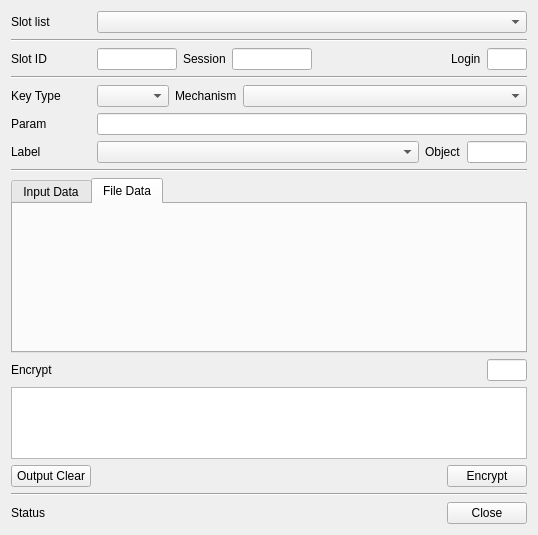
Qt form CryptokiMan/encrypt_dlg.ui (jykim74/CryptokiMan) before a commit.
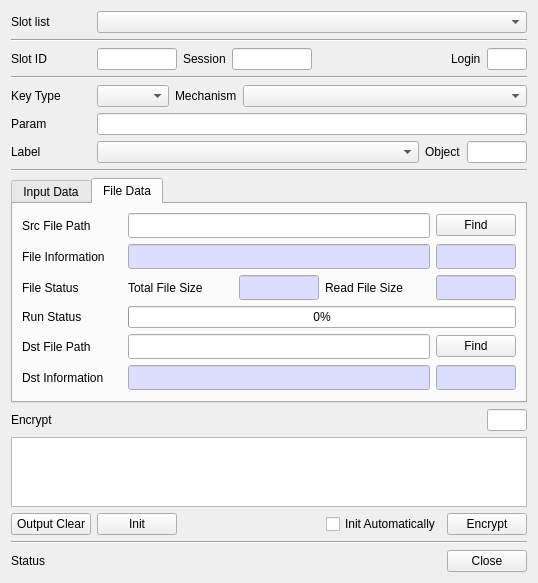
The same form after that commit. The open tabs and pages were chosen to show the change.

```diff
--- a/CryptokiMan/encrypt_dlg.ui
+++ b/CryptokiMan/encrypt_dlg.ui
@@ -7,7 +7,7 @@
     <x>0</x>
     <y>0</y>
     <width>538</width>
-    <height>535</height>
+    <height>573</height>
    </rect>
   </property>
   <property name="windowTitle">
@@ -328,13 +328,6 @@
          <property name="topMargin">
           <number>0</number>
          </property>
-         <item row="0" column="0">
-          <widget class="QPushButton" name="mInitBtn">
-           <property name="text">
-            <string>Init</string>
-           </property>
-          </widget>
-         </item>
          <item row="0" column="2">
           <widget class="QPushButton" name="mFinalBtn">
            <property name="text">
@@ -377,6 +370,565 @@
       <attribute name="title">
        <string>File Data</string>
       </attribute>
+      <layout class="QVBoxLayout" name="verticalLayout_3">
+       <item>
+        <layout class="QGridLayout" name="gridLayout_9">
+         <item row="0" column="0">
+          <widget class="QLabel" name="label_12">
+           <property name="minimumSize">
+            <size>
+             <width>100</width>
+             <height>0</height>
+            </size>
+           </property>
+           <property name="maximumSize">
+            <size>
+             <width>100</width>
+             <height>16777215</height>
+            </size>
+           </property>
+           <property name="text">
+            <string>Src File Path</string>
+           </property>
+          </widget>
+         </item>
+         <item row="0" column="1">
+          <widget class="QLineEdit" name="mSrcFileText">
+           <property name="font">
+            <font>
+             <family>굴림체</family>
+            </font>
+           </property>
+          </widget>
+         </item>
+         <item row="0" column="2">
+          <widget class="QPushButton" name="mFindSrcFileBtn">
+           <property name="minimumSize">
+            <size>
+             <width>80</width>
+             <height>0</height>
+            </size>
+           </property>
+           <property name="maximumSize">
+            <size>
+             <width>80</width>
+             <height>16777215</height>
+            </size>
+           </property>
+           <property name="text">
+            <string>Find</string>
+           </property>
+          </widget>
+         </item>
+        </layout>
+       </item>
+       <item>
+        <layout class="QGridLayout" name="gridLayout_10">
+         <item row="0" column="0">
+          <widget class="QLabel" name="label_13">
+           <property name="minimumSize">
+            <size>
+             <width>100</width>
+             <height>0</height>
+            </size>
+           </property>
+           <property name="maximumSize">
+            <size>
+             <width>100</width>
+             <height>16777215</height>
+            </size>
+           </property>
+           <property name="text">
+            <string>File Information</string>
+           </property>
+          </widget>
+         </item>
+         <item row="0" column="1">
+          <widget class="QLineEdit" name="mSrcFileInfoText">
+           <property name="palette">
+            <palette>
+             <active>
+              <colorrole role="Base">
+               <brush brushstyle="SolidPattern">
+                <color alpha="255">
+                 <red>221</red>
+                 <green>221</green>
+                 <blue>255</blue>
+                </color>
+               </brush>
+              </colorrole>
+             </active>
+             <inactive>
+              <colorrole role="Base">
+               <brush brushstyle="SolidPattern">
+                <color alpha="255">
+                 <red>221</red>
+                 <green>221</green>
+                 <blue>255</blue>
+                </color>
+               </brush>
+              </colorrole>
+             </inactive>
+             <disabled>
+              <colorrole role="Base">
+               <brush brushstyle="SolidPattern">
+                <color alpha="255">
+                 <red>240</red>
+                 <green>240</green>
+                 <blue>240</blue>
+                </color>
+               </brush>
+              </colorrole>
+             </disabled>
+            </palette>
+           </property>
+           <property name="font">
+            <font>
+             <family>굴림체</family>
+            </font>
+           </property>
+           <property name="readOnly">
+            <bool>true</bool>
+           </property>
+          </widget>
+         </item>
+         <item row="0" column="2">
+          <widget class="QLineEdit" name="mSrcFileSizeText">
+           <property name="minimumSize">
+            <size>
+             <width>80</width>
+             <height>0</height>
+            </size>
+           </property>
+           <property name="maximumSize">
+            <size>
+             <width>80</width>
+             <height>16777215</height>
+            </size>
+           </property>
+           <property name="palette">
+            <palette>
+             <active>
+              <colorrole role="Base">
+               <brush brushstyle="SolidPattern">
+                <color alpha="255">
+                 <red>221</red>
+                 <green>221</green>
+                 <blue>255</blue>
+                </color>
+               </brush>
+              </colorrole>
+             </active>
+             <inactive>
+              <colorrole role="Base">
+               <brush brushstyle="SolidPattern">
+                <color alpha="255">
+                 <red>221</red>
+                 <green>221</green>
+                 <blue>255</blue>
+                </color>
+               </brush>
+              </colorrole>
+             </inactive>
+             <disabled>
+              <colorrole role="Base">
+               <brush brushstyle="SolidPattern">
+                <color alpha="255">
+                 <red>240</red>
+                 <green>240</green>
+                 <blue>240</blue>
+                </color>
+               </brush>
+              </colorrole>
+             </disabled>
+            </palette>
+           </property>
+           <property name="font">
+            <font>
+             <family>굴림체</family>
+            </font>
+           </property>
+           <property name="readOnly">
+            <bool>true</bool>
+           </property>
+          </widget>
+         </item>
+        </layout>
+       </item>
+       <item>
+        <layout class="QGridLayout" name="gridLayout_11">
+         <item row="0" column="2">
+          <widget class="QLineEdit" name="mFileTotalSizeText">
+           <property name="minimumSize">
+            <size>
+             <width>80</width>
+             <height>0</height>
+            </size>
+           </property>
+           <property name="maximumSize">
+            <size>
+             <width>80</width>
+             <height>16777215</height>
+            </size>
+           </property>
+           <property name="palette">
+            <palette>
+             <active>
+              <colorrole role="Base">
+               <brush brushstyle="SolidPattern">
+                <color alpha="255">
+                 <red>221</red>
+                 <green>221</green>
+                 <blue>255</blue>
+                </color>
+               </brush>
+              </colorrole>
+             </active>
+             <inactive>
+              <colorrole role="Base">
+               <brush brushstyle="SolidPattern">
+                <color alpha="255">
+                 <red>221</red>
+                 <green>221</green>
+                 <blue>255</blue>
+                </color>
+               </brush>
+              </colorrole>
+             </inactive>
+             <disabled>
+              <colorrole role="Base">
+               <brush brushstyle="SolidPattern">
+                <color alpha="255">
+                 <red>240</red>
+                 <green>240</green>
+                 <blue>240</blue>
+                </color>
+               </brush>
+              </colorrole>
+             </disabled>
+            </palette>
+           </property>
+           <property name="font">
+            <font>
+             <family>굴림체</family>
+            </font>
+           </property>
+           <property name="readOnly">
+            <bool>true</bool>
+           </property>
+          </widget>
+         </item>
+         <item row="0" column="1">
+          <widget class="QLabel" name="label_18">
+           <property name="text">
+            <string>Total File Size</string>
+           </property>
+          </widget>
+         </item>
+         <item row="0" column="0">
+          <widget class="QLabel" name="label_14">
+           <property name="minimumSize">
+            <size>
+             <width>100</width>
+             <height>0</height>
+            </size>
+           </property>
+           <property name="maximumSize">
+            <size>
+             <width>100</width>
+             <height>16777215</height>
+            </size>
+           </property>
+           <property name="text">
+            <string>File Status</string>
+           </property>
+          </widget>
+         </item>
+         <item row="0" column="3">
+          <widget class="QLabel" name="label_19">
+           <property name="text">
+            <string>Read File Size</string>
+           </property>
+          </widget>
+         </item>
+         <item row="0" column="4">
+          <widget class="QLineEdit" name="mFileReadSizeText">
+           <property name="minimumSize">
+            <size>
+             <width>80</width>
+             <height>0</height>
+            </size>
+           </property>
+           <property name="maximumSize">
+            <size>
+             <width>80</width>
+             <height>16777215</height>
+            </size>
+           </property>
+           <property name="palette">
+            <palette>
+             <active>
+              <colorrole role="Base">
+               <brush brushstyle="SolidPattern">
+                <color alpha="255">
+                 <red>221</red>
+                 <green>221</green>
+                 <blue>255</blue>
+                </color>
+               </brush>
+              </colorrole>
+             </active>
+             <inactive>
+              <colorrole role="Base">
+               <brush brushstyle="SolidPattern">
+                <color alpha="255">
+                 <red>221</red>
+                 <green>221</green>
+                 <blue>255</blue>
+                </color>
+               </brush>
+              </colorrole>
+             </inactive>
+             <disabled>
+              <colorrole role="Base">
+               <brush brushstyle="SolidPattern">
+                <color alpha="255">
+                 <red>240</red>
+                 <green>240</green>
+                 <blue>240</blue>
+                </color>
+               </brush>
+              </colorrole>
+             </disabled>
+            </palette>
+           </property>
+           <property name="font">
+            <font>
+             <family>굴림체</family>
+            </font>
+           </property>
+           <property name="readOnly">
+            <bool>true</bool>
+           </property>
+          </widget>
+         </item>
+        </layout>
+       </item>
+       <item>
+        <layout class="QGridLayout" name="gridLayout_12">
+         <item row="0" column="0">
+          <widget class="QLabel" name="label_15">
+           <property name="minimumSize">
+            <size>
+             <width>100</width>
+             <height>0</height>
+            </size>
+           </property>
+           <property name="maximumSize">
+            <size>
+             <width>100</width>
+             <height>16777215</height>
+            </size>
+           </property>
+           <property name="text">
+            <string>Run Status</string>
+           </property>
+          </widget>
+         </item>
+         <item row="0" column="1">
+          <widget class="QProgressBar" name="mEncProgBar">
+           <property name="value">
+            <number>0</number>
+           </property>
+          </widget>
+         </item>
+        </layout>
+       </item>
+       <item>
+        <layout class="QGridLayout" name="gridLayout_13">
+         <item row="0" column="0">
+          <widget class="QLabel" name="label_16">
+           <property name="minimumSize">
+            <size>
+             <width>100</width>
+             <height>0</height>
+            </size>
+           </property>
+           <property name="maximumSize">
+            <size>
+             <width>100</width>
+             <height>16777215</height>
+            </size>
+           </property>
+           <property name="text">
+            <string>Dst File Path</string>
+           </property>
+          </widget>
+         </item>
+         <item row="0" column="1">
+          <widget class="QLineEdit" name="mDstFileText">
+           <property name="font">
+            <font>
+             <family>굴림체</family>
+            </font>
+           </property>
+          </widget>
+         </item>
+         <item row="0" column="2">
+          <widget class="QPushButton" name="mFindDstFileBtn">
+           <property name="minimumSize">
+            <size>
+             <width>80</width>
+             <height>0</height>
+            </size>
+           </property>
+           <property name="maximumSize">
+            <size>
+             <width>80</width>
+             <height>16777215</height>
+            </size>
+           </property>
+           <property name="text">
+            <string>Find</string>
+           </property>
+          </widget>
+         </item>
+        </layout>
+       </item>
+       <item>
+        <layout class="QGridLayout" name="gridLayout_14">
+         <item row="0" column="0">
+          <widget class="QLabel" name="label_17">
+           <property name="minimumSize">
+            <size>
+             <width>100</width>
+             <height>0</height>
+            </size>
+           </property>
+           <property name="maximumSize">
+            <size>
+             <width>100</width>
+             <height>16777215</height>
+            </size>
+           </property>
+           <property name="text">
+            <string>Dst Information</string>
+           </property>
+          </widget>
+         </item>
+         <item row="0" column="1">
+          <widget class="QLineEdit" name="mDstFileInfoText">
+           <property name="palette">
+            <palette>
+             <active>
+              <colorrole role="Base">
+               <brush brushstyle="SolidPattern">
+                <color alpha="255">
+                 <red>221</red>
+                 <green>221</green>
+                 <blue>255</blue>
+                </color>
+               </brush>
+              </colorrole>
+             </active>
+             <inactive>
+              <colorrole role="Base">
+               <brush brushstyle="SolidPattern">
+                <color alpha="255">
+                 <red>221</red>
+                 <green>221</green>
+                 <blue>255</blue>
+                </color>
+               </brush>
+              </colorrole>
+             </inactive>
+             <disabled>
+              <colorrole role="Base">
+               <brush brushstyle="SolidPattern">
+                <color alpha="255">
+                 <red>240</red>
+                 <green>240</green>
+                 <blue>240</blue>
+                </color>
+               </brush>
+              </colorrole>
+             </disabled>
+            </palette>
+           </property>
+           <property name="font">
+            <font>
+             <family>굴림체</family>
+            </font>
+           </property>
+           <property name="readOnly">
+            <bool>true</bool>
+           </property>
+          </widget>
+         </item>
+         <item row="0" column="2">
+          <widget class="QLineEdit" name="mDstFileSizeText">
+           <property name="minimumSize">
+            <size>
+             <width>80</width>
+             <height>0</height>
+            </size>
+           </property>
+           <property name="maximumSize">
+            <size>
+             <width>80</width>
+             <height>16777215</height>
+            </size>
+           </property>
+           <property name="palette">
+            <palette>
+             <active>
+              <colorrole role="Base">
+               <brush brushstyle="SolidPattern">
+                <color alpha="255">
+                 <red>221</red>
+                 <green>221</green>
+                 <blue>255</blue>
+                </color>
+               </brush>
+              </colorrole>
+             </active>
+             <inactive>
+              <colorrole role="Base">
+               <brush brushstyle="SolidPattern">
+                <color alpha="255">
+                 <red>221</red>
+                 <green>221</green>
+                 <blue>255</blue>
+                </color>
+               </brush>
+              </colorrole>
+             </inactive>
+             <disabled>
+              <colorrole role="Base">
+               <brush brushstyle="SolidPattern">
+                <color alpha="255">
+                 <red>240</red>
+                 <green>240</green>
+                 <blue>240</blue>
+                </color>
+               </brush>
+              </colorrole>
+             </disabled>
+            </palette>
+           </property>
+           <property name="font">
+            <font>
+             <family>굴림체</family>
+            </font>
+           </property>
+           <property name="readOnly">
+            <bool>true</bool>
+           </property>
+          </widget>
+         </item>
+        </layout>
+       </item>
+      </layout>
      </widget>
     </widget>
    </item>
@@ -438,6 +990,13 @@
        </property>
       </widget>
      </item>
+     <item>
+      <widget class="QPushButton" name="mInitBtn">
+       <property name="text">
+        <string>Init</string>
+       </property>
+      </widget>
+     </item>
      <item>
       <spacer name="horizontalSpacer">
        <property name="orientation">
@@ -451,6 +1010,13 @@
        </property>
       </spacer>
      </item>
+     <item>
+      <widget class="QCheckBox" name="mInitAutoCheck">
+       <property name="text">
+        <string>Init Automatically</string>
+       </property>
+      </widget>
+     </item>
      <item>
       <widget class="QPushButton" name="mEncryptBtn">
        <property name="text">
```
Left out of the diff: 2 changed lines with no effect on the pictures.
